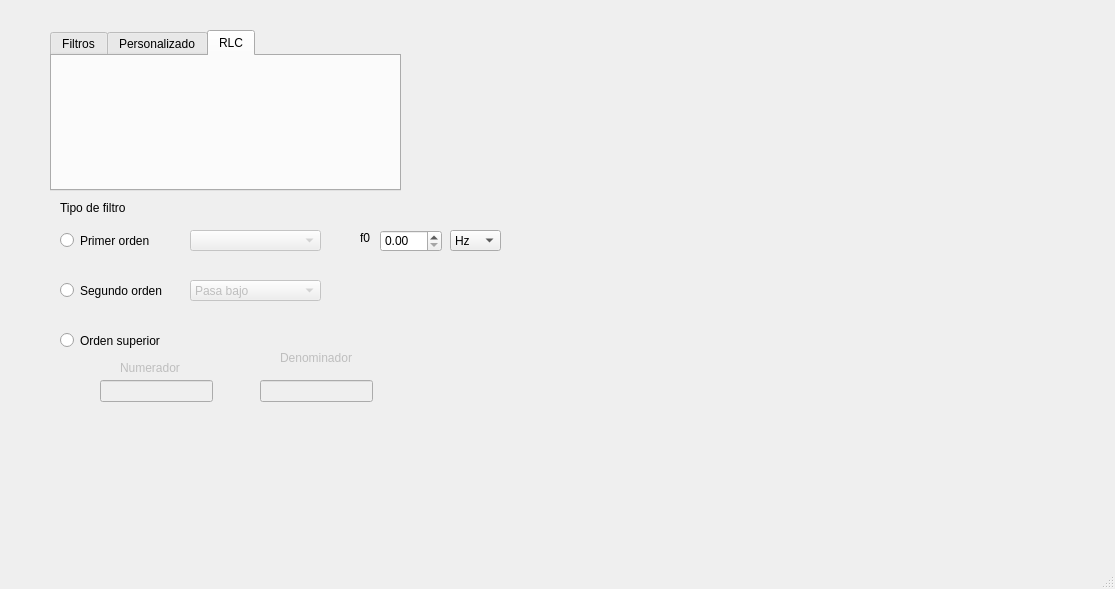
Qt form gui.ui (agussolari/electrotecnia_gui) before a commit.
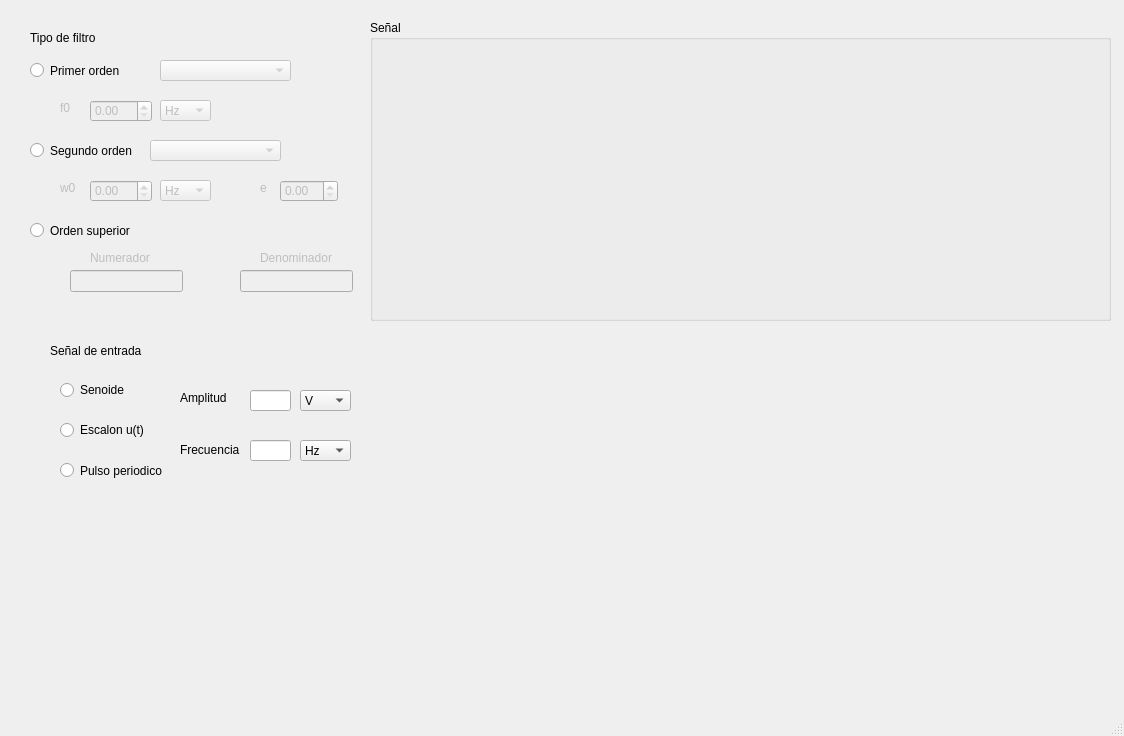
The same form after that commit. Custom widgets are drawn as their Qt base class.

```diff
--- a/gui.ui
+++ b/gui.ui
@@ -6,49 +6,193 @@
    <rect>
     <x>0</x>
     <y>0</y>
-    <width>1115</width>
-    <height>589</height>
+    <width>1124</width>
+    <height>736</height>
    </rect>
   </property>
   <property name="windowTitle">
    <string>MainWindow</string>
   </property>
   <widget class="QWidget" name="centralwidget">
-   <widget class="QTabWidget" name="tabWidget">
+   <widget class="QWidget" name="widget_2" native="true">
     <property name="geometry">
      <rect>
-      <x>50</x>
-      <y>30</y>
-      <width>351</width>
-      <height>161</height>
+      <x>40</x>
+      <y>330</y>
+      <width>331</width>
+      <height>261</height>
      </rect>
     </property>
-    <property name="currentIndex">
-     <number>2</number>
-    </property>
-    <widget class="QWidget" name="tab_1">
-     <attribute name="title">
-      <string>Filtros</string>
-     </attribute>
+    <widget class="QRadioButton" name="fePulso_button">
+     <property name="geometry">
+      <rect>
+       <x>20</x>
+       <y>130</y>
+       <width>121</width>
+       <height>21</height>
+      </rect>
+     </property>
+     <property name="text">
+      <string>Pulso periodico</string>
+     </property>
     </widget>
-    <widget class="QWidget" name="tab_2">
-     <attribute name="title">
-      <string>Personalizado</string>
-     </attribute>
+    <widget class="QLabel" name="label_2">
+     <property name="geometry">
+      <rect>
+       <x>10</x>
+       <y>10</y>
+       <width>101</width>
+       <height>21</height>
+      </rect>
+     </property>
+     <property name="text">
+      <string>Señal de entrada</string>
+     </property>
     </widget>
-    <widget class="QWidget" name="tab_3">
-     <attribute name="title">
-      <string>RLC</string>
-     </attribute>
+    <widget class="QRadioButton" name="feSenoide_button">
+     <property name="geometry">
+      <rect>
+       <x>20</x>
+       <y>50</y>
+       <width>95</width>
+       <height>20</height>
+      </rect>
+     </property>
+     <property name="text">
+      <string>Senoide</string>
+     </property>
+     <property name="checkable">
+      <bool>true</bool>
+     </property>
+     <property name="checked">
+      <bool>false</bool>
+     </property>
+    </widget>
+    <widget class="QRadioButton" name="feEscalon_button">
+     <property name="geometry">
+      <rect>
+       <x>20</x>
+       <y>90</y>
+       <width>95</width>
+       <height>20</height>
+      </rect>
+     </property>
+     <property name="text">
+      <string>Escalon u(t)</string>
+     </property>
+    </widget>
+    <widget class="QLabel" name="feAmplitud_label">
+     <property name="geometry">
+      <rect>
+       <x>140</x>
+       <y>60</y>
+       <width>55</width>
+       <height>16</height>
+      </rect>
+     </property>
+     <property name="text">
+      <string>Amplitud</string>
+     </property>
+    </widget>
+    <widget class="QLineEdit" name="feAmplitud_text">
+     <property name="geometry">
+      <rect>
+       <x>210</x>
+       <y>60</y>
+       <width>41</width>
+       <height>21</height>
+      </rect>
+     </property>
+     <property name="text">
+      <string/>
+     </property>
+     <property name="clearButtonEnabled">
+      <bool>false</bool>
+     </property>
+    </widget>
+    <widget class="QComboBox" name="feAmplitud_box">
+     <property name="geometry">
+      <rect>
+       <x>260</x>
+       <y>60</y>
+       <width>51</width>
+       <height>21</height>
+      </rect>
+     </property>
+     <property name="currentIndex">
+      <number>1</number>
+     </property>
+     <item>
+      <property name="text">
+       <string>mV</string>
+      </property>
+     </item>
+     <item>
+      <property name="text">
+       <string>V</string>
+      </property>
+     </item>
+    </widget>
+    <widget class="QLabel" name="feFrecuencia_label">
+     <property name="enabled">
+      <bool>true</bool>
+     </property>
+     <property name="geometry">
+      <rect>
+       <x>140</x>
+       <y>110</y>
+       <width>71</width>
+       <height>20</height>
+      </rect>
+     </property>
+     <property name="autoFillBackground">
+      <bool>false</bool>
+     </property>
+     <property name="text">
+      <string>Frecuencia</string>
+     </property>
+    </widget>
+    <widget class="QLineEdit" name="feFrecuencia_text">
+     <property name="geometry">
+      <rect>
+       <x>210</x>
+       <y>110</y>
+       <width>41</width>
+       <height>21</height>
+      </rect>
+     </property>
+    </widget>
+    <widget class="QComboBox" name="feFrecuencia_box">
+     <property name="enabled">
+      <bool>true</bool>
+     </property>
+     <property name="geometry">
+      <rect>
+       <x>260</x>
+       <y>110</y>
+       <width>51</width>
+       <height>21</height>
+      </rect>
+     </property>
+     <item>
+      <property name="text">
+       <string>Hz</string>
+      </property>
+     </item>
+     <item>
+      <property name="text">
+       <string>kHz</string>
+      </property>
+     </item>
     </widget>
    </widget>
    <widget class="QWidget" name="widget" native="true">
     <property name="geometry">
      <rect>
-      <x>50</x>
-      <y>190</y>
-      <width>461</width>
-      <height>271</height>
+      <x>20</x>
+      <y>20</y>
+      <width>351</width>
+      <height>301</height>
      </rect>
     </property>
     <widget class="QRadioButton" name="radioButton">
@@ -117,7 +261,7 @@
      <property name="geometry">
       <rect>
        <x>10</x>
-       <y>90</y>
+       <y>120</y>
        <width>111</width>
        <height>21</height>
       </rect>
@@ -132,12 +276,15 @@
      </property>
      <property name="geometry">
       <rect>
-       <x>140</x>
-       <y>90</y>
+       <x>130</x>
+       <y>120</y>
        <width>131</width>
        <height>21</height>
       </rect>
      </property>
+     <property name="currentIndex">
+      <number>-1</number>
+     </property>
      <item>
       <property name="text">
        <string>Pasa bajo</string>
@@ -168,7 +315,7 @@
      <property name="geometry">
       <rect>
        <x>10</x>
-       <y>140</y>
+       <y>200</y>
        <width>121</width>
        <height>21</height>
       </rect>
@@ -177,14 +324,14 @@
       <string>Orden superior</string>
      </property>
     </widget>
-    <widget class="QLabel" name="label_2">
+    <widget class="QLabel" name="numerador_label">
      <property name="enabled">
       <bool>false</bool>
      </property>
      <property name="geometry">
       <rect>
        <x>70</x>
-       <y>170</y>
+       <y>230</y>
        <width>71</width>
        <height>16</height>
       </rect>
@@ -199,8 +346,8 @@
      </property>
      <property name="geometry">
       <rect>
-       <x>230</x>
-       <y>160</y>
+       <x>240</x>
+       <y>230</y>
        <width>81</width>
        <height>16</height>
       </rect>
@@ -216,7 +363,7 @@
      <property name="geometry">
       <rect>
        <x>50</x>
-       <y>190</y>
+       <y>250</y>
        <width>113</width>
        <height>22</height>
       </rect>
@@ -228,18 +375,21 @@
      </property>
      <property name="geometry">
       <rect>
-       <x>210</x>
-       <y>190</y>
+       <x>220</x>
+       <y>250</y>
        <width>113</width>
        <height>22</height>
       </rect>
      </property>
     </widget>
-    <widget class="QLabel" name="label_4">
+    <widget class="QLabel" name="f0_label">
+     <property name="enabled">
+      <bool>false</bool>
+     </property>
      <property name="geometry">
       <rect>
-       <x>310</x>
-       <y>40</y>
+       <x>40</x>
+       <y>80</y>
        <width>21</width>
        <height>16</height>
       </rect>
@@ -248,21 +398,27 @@
       <string>f0</string>
      </property>
     </widget>
-    <widget class="QDoubleSpinBox" name="doubleSpinBox">
+    <widget class="QDoubleSpinBox" name="f0_spinBox">
+     <property name="enabled">
+      <bool>false</bool>
+     </property>
      <property name="geometry">
       <rect>
-       <x>330</x>
-       <y>40</y>
+       <x>70</x>
+       <y>80</y>
        <width>62</width>
        <height>22</height>
       </rect>
      </property>
     </widget>
-    <widget class="QComboBox" name="comboBox_3">
+    <widget class="QComboBox" name="f0_box">
+     <property name="enabled">
+      <bool>false</bool>
+     </property>
      <property name="geometry">
       <rect>
-       <x>400</x>
-       <y>40</y>
+       <x>140</x>
+       <y>80</y>
        <width>51</width>
        <height>21</height>
       </rect>
@@ -277,6 +433,110 @@
        <string>kHz</string>
       </property>
      </item>
+    </widget>
+    <widget class="QLabel" name="w0_label">
+     <property name="enabled">
+      <bool>false</bool>
+     </property>
+     <property name="geometry">
+      <rect>
+       <x>40</x>
+       <y>160</y>
+       <width>21</width>
+       <height>16</height>
+      </rect>
+     </property>
+     <property name="text">
+      <string>w0</string>
+     </property>
+    </widget>
+    <widget class="QDoubleSpinBox" name="w0_spinBox">
+     <property name="enabled">
+      <bool>false</bool>
+     </property>
+     <property name="geometry">
+      <rect>
+       <x>70</x>
+       <y>160</y>
+       <width>62</width>
+       <height>22</height>
+      </rect>
+     </property>
+    </widget>
+    <widget class="QComboBox" name="w0_box">
+     <property name="enabled">
+      <bool>false</bool>
+     </property>
+     <property name="geometry">
+      <rect>
+       <x>140</x>
+       <y>160</y>
+       <width>51</width>
+       <height>21</height>
+      </rect>
+     </property>
+     <item>
+      <property name="text">
+       <string>Hz</string>
+      </property>
+     </item>
+     <item>
+      <property name="text">
+       <string>kHz</string>
+      </property>
+     </item>
+    </widget>
+    <widget class="QLabel" name="xi_label">
+     <property name="enabled">
+      <bool>false</bool>
+     </property>
+     <property name="geometry">
+      <rect>
+       <x>240</x>
+       <y>160</y>
+       <width>21</width>
+       <height>16</height>
+      </rect>
+     </property>
+     <property name="text">
+      <string>e</string>
+     </property>
+    </widget>
+    <widget class="QDoubleSpinBox" name="xi_spinBox">
+     <property name="enabled">
+      <bool>false</bool>
+     </property>
+     <property name="geometry">
+      <rect>
+       <x>260</x>
+       <y>160</y>
+       <width>58</width>
+       <height>22</height>
+      </rect>
+     </property>
+    </widget>
+   </widget>
+   <widget class="QGroupBox" name="groupBox">
+    <property name="geometry">
+     <rect>
+      <x>370</x>
+      <y>20</y>
+      <width>741</width>
+      <height>301</height>
+     </rect>
+    </property>
+    <property name="title">
+     <string>Señal</string>
+    </property>
+    <widget class="MplWidget" name="MplWidget" native="true">
+     <property name="geometry">
+      <rect>
+       <x>10</x>
+       <y>30</y>
+       <width>721</width>
+       <height>261</height>
+      </rect>
+     </property>
     </widget>
    </widget>
   </widget>
@@ -292,6 +552,14 @@
   </widget>
   <widget class="QStatusBar" name="statusbar"/>
  </widget>
+ <customwidgets>
+  <customwidget>
+   <class>MplWidget</class>
+   <extends>QWidget</extends>
+   <header>mplwidget.h</header>
+   <container>1</container>
+  </customwidget>
+ </customwidgets>
  <resources/>
  <connections/>
 </ui>
```
Left out of the diff: 20 changed lines with no effect on the pictures.
